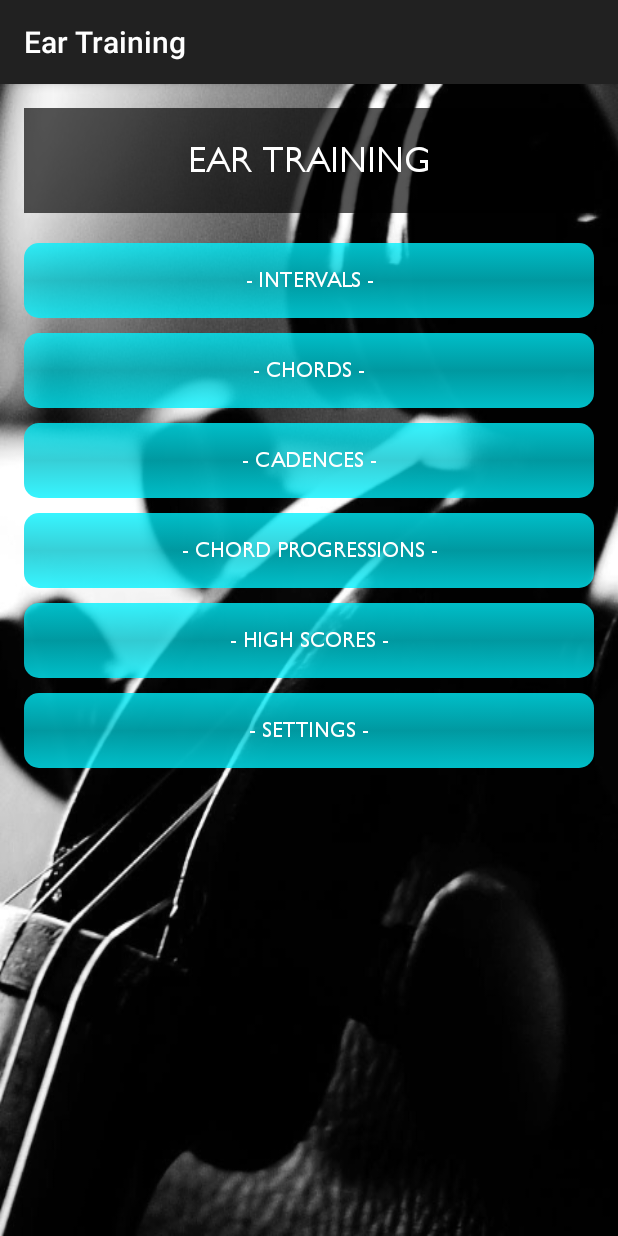
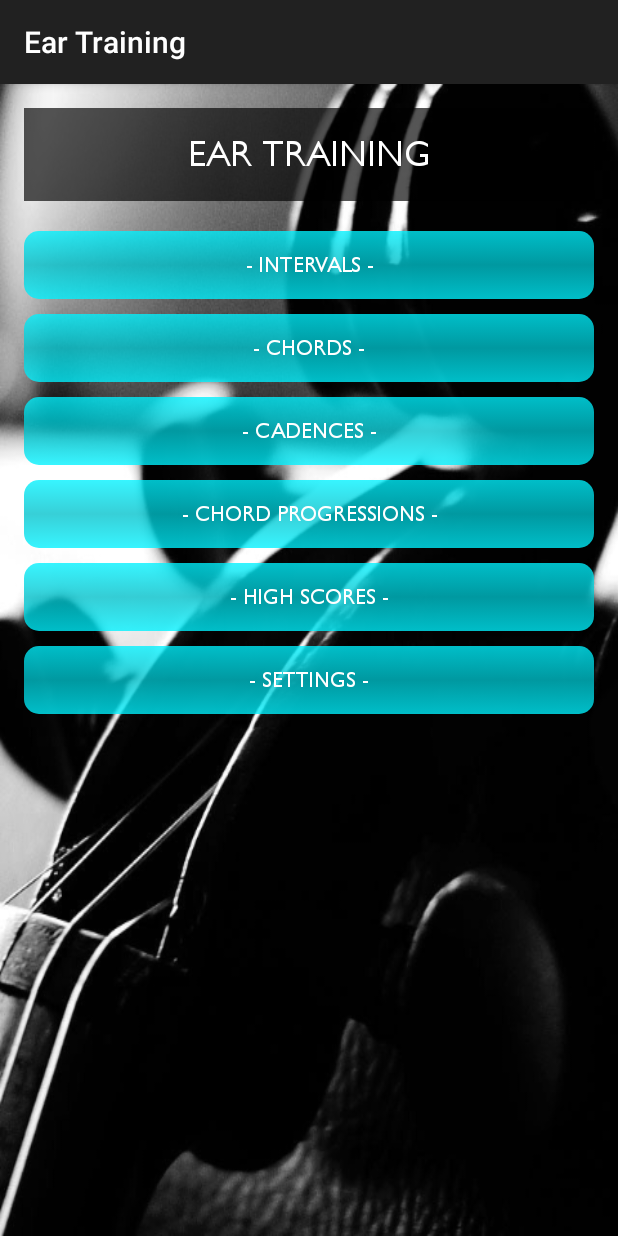
Before and after one commit to joshyuan360/EarTraining, an Android app: the screen it shows after launch (MainActivity), on a phone screen of 412 x 824 dp. Run offline under Robolectric (Android 15) with nearby library versions, the light colour scheme and no system bars.

Commit message:
version 6.0 google play release

```diff
--- a/app/src/main/res/layout/activity_main.xml
+++ b/app/src/main/res/layout/activity_main.xml
@@ -12,7 +12,7 @@
 
     <com.joshuayuan.eartraining.Button2
         android:layout_width="wrap_content"
-        android:layout_height="50dp"
+        android:layout_height="45dp"
         android:text="@string/intervals_menu"
         android:id="@+id/intervals"
         android:onClick="openIntervals"
@@ -27,7 +27,7 @@
 
     <com.joshuayuan.eartraining.Button2
         android:layout_width="wrap_content"
-        android:layout_height="50dp"
+        android:layout_height="45dp"
         android:text="@string/chords_menu"
         android:id="@+id/chords"
         android:layout_below="@+id/intervals"
@@ -41,7 +41,7 @@
 
     <com.joshuayuan.eartraining.Button2
         android:layout_width="wrap_content"
-        android:layout_height="50dp"
+        android:layout_height="45dp"
         android:text="@string/cadences_menu"
         android:id="@+id/cadences"
         android:layout_below="@+id/chords"
@@ -55,7 +55,7 @@
 
     <com.joshuayuan.eartraining.Button2
         android:layout_width="wrap_content"
-        android:layout_height="50dp"
+        android:layout_height="45dp"
         android:text="@string/chord_progressions_menu"
         android:id="@+id/chordprogression"
         android:layout_below="@+id/cadences"
@@ -69,7 +69,7 @@
 
     <com.joshuayuan.eartraining.Button2
         android:layout_width="wrap_content"
-        android:layout_height="50dp"
+        android:layout_height="45dp"
         android:text="@string/high_scores_menu"
         android:id="@+id/hsButton"
         android:onClick="openHighScores"
@@ -83,7 +83,7 @@
 
     <com.joshuayuan.eartraining.Button2
         android:layout_width="wrap_content"
-        android:layout_height="50dp"
+        android:layout_height="45dp"
         android:text="@string/settings_menu"
         android:id="@+id/settings"
         android:layout_below="@+id/hsButton"
@@ -104,8 +104,8 @@
         android:textSize="24sp"
         android:textColor="#ffffff"
         android:textStyle="bold"
-        android:paddingTop="20dp"
-        android:paddingBottom="20dp"
+        android:paddingTop="16dp"
+        android:paddingBottom="16dp"
         android:layout_alignParentTop="true"
         android:shadowColor="#ffffff"
         android:background="#a9000000"
--- a/app/src/main/res/values/strings.xml
+++ b/app/src/main/res/values/strings.xml
@@ -62,7 +62,7 @@
     <string name="identify_interval">Identify the interval…</string>
     <string name="identify_chord">Identify the chord…</string>
     <string name="identify_cadence">Identify the cadence…</string>
-    <string name="identify_chord_in_progression">Identify the chord in the progression</string>
+    <string name="identify_chord_in_progression">Identify the chord in the progression…</string>
 
     <string name="replaying">Replaying…</string>
     <string name="correct">Correct!</string>
```
